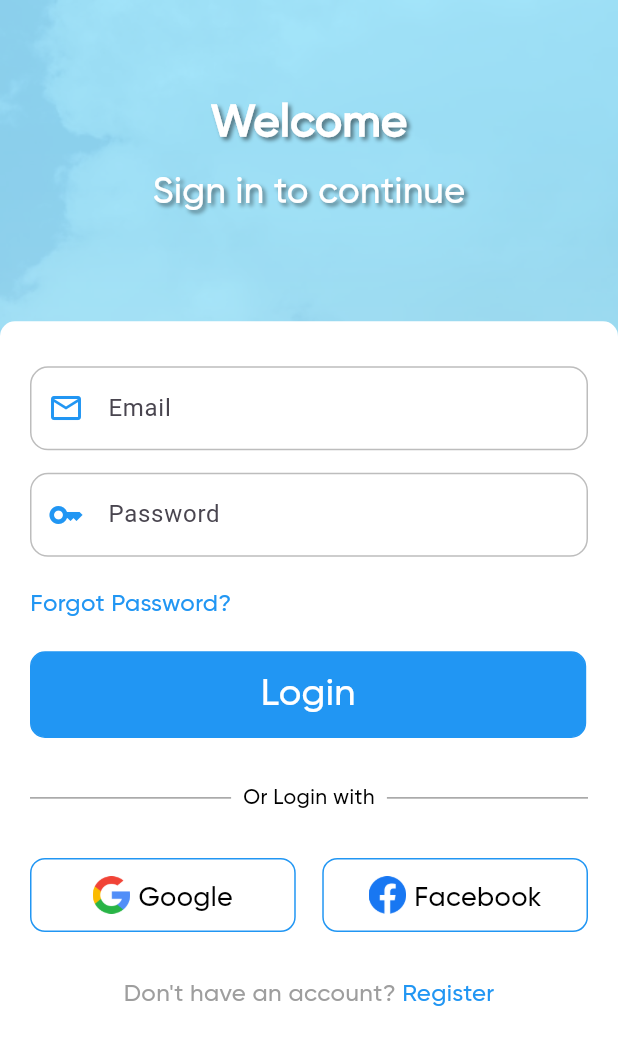
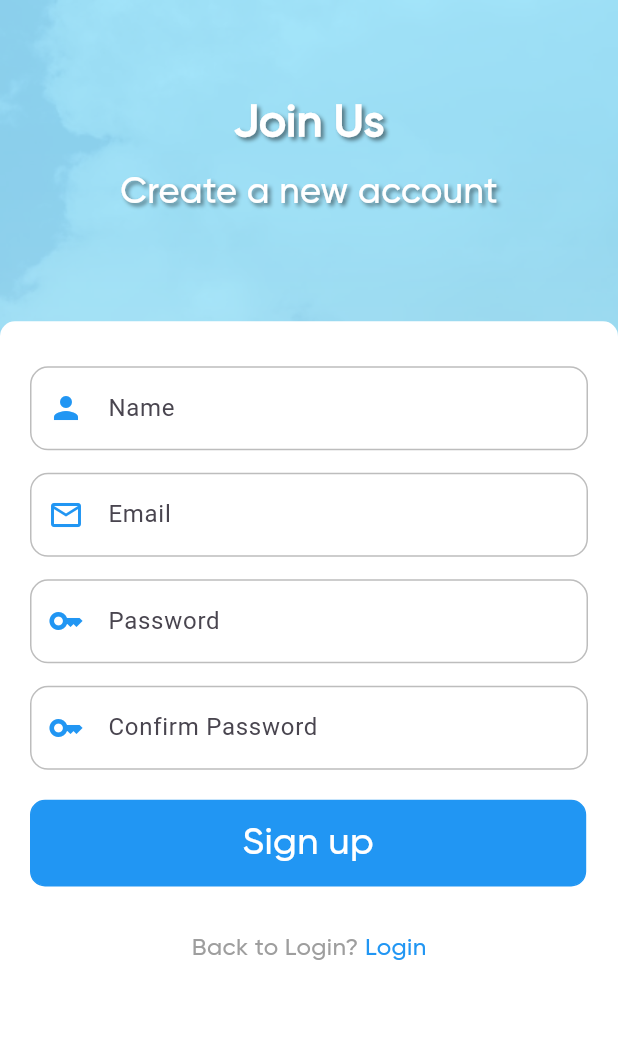
Before and after one commit to Rehman79/weather_app_flutter, a Flutter app: the screen it shows after launch, on a phone screen of 412 x 824 dp. Shown: the top 1045 px of the screen. Run offline on Flutter 3.47's test engine with Material 3 defaults, Android fonts, the phone set to English and light mode, and no system bars.

Commit message:
Register page UI done

```diff
--- a/lib/main.dart
+++ b/lib/main.dart
@@ -7,7 +7,7 @@ import 'package:weather_app_flutter/views/registration_page.dart';
 void main() {
   runApp(MaterialApp(
     debugShowCheckedModeBanner: false,
-    home: login(),
+    home: register(),
     routes: {
       '/initial':(context)=>initial(),
       '/login': (context) => login(),
--- a/lib/views/registration_page.dart
+++ b/lib/views/registration_page.dart
@@ -1,10 +1,115 @@
 import 'package:flutter/cupertino.dart';
+import 'package:flutter/material.dart';
+import 'package:weather_app_flutter/utils/bg_cont.dart';
+import 'package:weather_app_flutter/views/Login_page.dart';
+
+import '../utils/custom_text.dart';
+import '../utils/custom_text_field.dart';
+import '../utils/fade_navigation.dart';
+import '../utils/login_cont.dart';
+import '../utils/reuse_log_button.dart';
 
 class register extends StatelessWidget {
-  const register({super.key});
+  register({super.key});
+  final TextEditingController emailController = TextEditingController();
+  final TextEditingController passwordController = TextEditingController();
+  final TextEditingController confrmpasswordController = TextEditingController();
+  final TextEditingController nameController = TextEditingController();
 
   @override
   Widget build(BuildContext context) {
-    return const Placeholder();
+    double height = MediaQuery
+        .of(context)
+        .size
+        .height;
+    double width = MediaQuery
+        .of(context)
+        .size
+        .width;
+    return Scaffold(
+      body: BgCont(
+        child: Column(
+          children: [
+            LoginCont(maincontent: 'Join Us', subcontent: 'Create a new account'),
+            SizedBox(height: height * 0.01),
+            Container(
+                decoration: BoxDecoration(
+                    color: Colors.white,
+                    borderRadius: BorderRadius.only(
+                        topLeft: Radius.circular(10),
+                        topRight: Radius.circular(10))),
+                height: height * 0.74,
+                width: width,
+                child: Padding(
+                  padding:
+                      const EdgeInsets.symmetric(horizontal: 20.0, vertical: 30),
+                child: Column(
+                  crossAxisAlignment: CrossAxisAlignment.start,
+                  children: [
+                    CustomTextField(
+                      prefixIcon: Icon(Icons.person, color: Colors.blue),
+                      controller: nameController,
+                      labelText: 'Name',
+                      keyboardType: TextInputType.emailAddress,
+                      textInputAction: TextInputAction.next,
+                      hintText: 'Enter your Full name',
+                      obscureText: false,
+                    ),
+                    SizedBox(height: 15),
+                    CustomTextField(
+                      prefixIcon: Icon(Icons.mail_outline, color: Colors.blue),
+                      controller: emailController,
+                      labelText: 'Email',
+                      keyboardType: TextInputType.emailAddress,
+                      textInputAction: TextInputAction.next,
+                      hintText: 'Enter your email address',
+                      obscureText: false,
+                    ),
+                    SizedBox(height: 15),
+                    CustomTextField(
+                      prefixIcon: Icon(Icons.key, color: Colors.blue),
+                      controller: passwordController,
+                      labelText: 'Password',
+                      keyboardType: TextInputType.text,
+                      textInputAction: TextInputAction.done,
+                      hintText: 'Enter your password',
+                      obscureText: true,
+                    ),
+                    SizedBox(height: 15),
+                    CustomTextField(
+                      prefixIcon: Icon(Icons.key, color: Colors.blue),
+                      controller: confrmpasswordController,
+                      labelText: 'Confirm Password',
+                      keyboardType: TextInputType.text,
+                      textInputAction: TextInputAction.done,
+                      hintText: 'Enter your password again',
+                      obscureText: true,
+                    ),
+                    SizedBox(height: 20),
+                    ReuseLogButton(content: 'Sign up',
+                      onTap: () {},
+                      color: Colors.blue,
+                      textcolor: Colors.white,
+                      fontSize: 25, icon_chk: false,),
+                    SizedBox(height: 30),
+                    Row(
+                      mainAxisAlignment: MainAxisAlignment.center,
+                      children: [
+                        CustomText(content: "Back to Login? ",fontSize: 16,color: Colors.grey,),
+                        GestureDetector(
+                          onTap: (){
+                            FadeNavigation.navigate(context, login());
+                          },
+                          child: CustomText(content: 'Login',fontSize: 16,),
+                        ),
+                      ],
+                    )
+                  ],
+                ),
+                )),
+          ],
+        ),
+      ),
+    );
   }
 }
```
